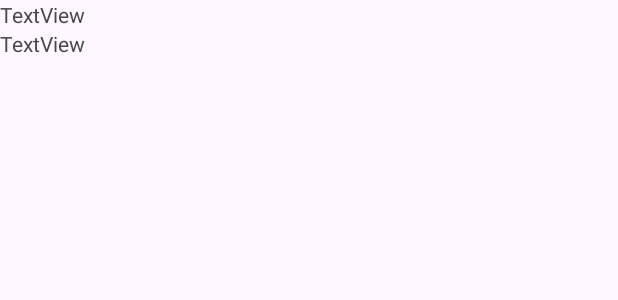
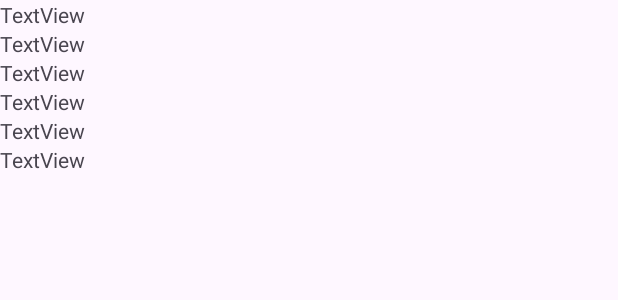
Before and after one commit to Jochii96/CW1_Joanna_Hoppe, an Android app: the layout fragment_location.xml on its own in the app's theme, with its tools: preview values and no code run, on a phone screen of 412 x 824 dp. Shown: the top 300 px of the screen. Run offline under Robolectric (Android 15) with nearby library versions, the phone set to English and light mode, and no system bars.

```diff
--- a/app/src/main/res/layout/fragment_location.xml
+++ b/app/src/main/res/layout/fragment_location.xml
@@ -17,7 +17,31 @@
             android:text="TextView" />
 
         <TextView
-            android:id="@+id/weatherInfo"
+            android:id="@+id/dateObs"
+            android:layout_width="match_parent"
+            android:layout_height="wrap_content"
+            android:text="TextView" />
+
+        <TextView
+            android:id="@+id/dayObs"
+            android:layout_width="match_parent"
+            android:layout_height="wrap_content"
+            android:text="TextView" />
+
+        <TextView
+            android:id="@+id/timeObs"
+            android:layout_width="match_parent"
+            android:layout_height="wrap_content"
+            android:text="TextView" />
+
+        <TextView
+            android:id="@+id/tempObs"
+            android:layout_width="match_parent"
+            android:layout_height="wrap_content"
+            android:text="TextView" />
+
+        <TextView
+            android:id="@+id/weatherDetails"
             android:layout_width="match_parent"
             android:layout_height="wrap_content"
             android:text="TextView" />
```
Also changed, not shown: app/src/main/java/com/example/cw1/LocationAdapter.java (renamed from app/src/main/java/com/example/cw1/Location_adapter.java, +8 -7 lines), app/src/main/java/com/example/cw1/LocationFragment.java (+27 -13 lines), app/src/main/java/com/example/cw1/MainActivity.java (+44 -44 lines).
